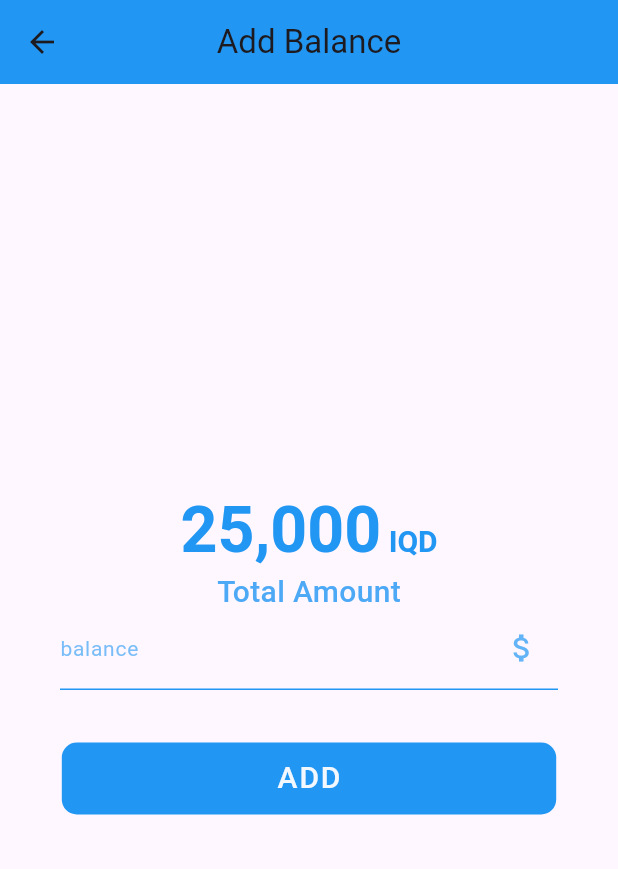
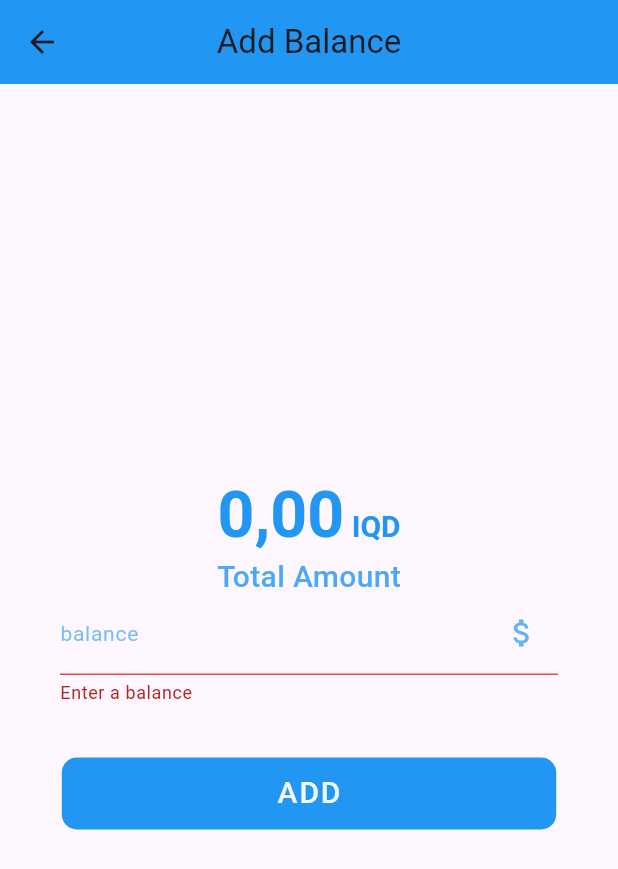
Before and after one commit to e7san99/wallet, a Flutter app: the AddBalancePage screen opened directly, after a tap on "ADD", on a phone screen of 412 x 824 dp. Shown: the top 869 px of the screen. Run offline on Flutter 3.47's test engine with Material 3 defaults, Android fonts, the light colour scheme and no system bars; our stand-ins replace cloud_firestore, equatable, firebase_auth, firebase_core, flutter_bloc, mask_text_input_formatter and 2 more; accounts and stored records are empty; Roboto replaces fonts that are missing (lato).

Commit message:
update balance is done (da3wate mal kak sala7 bwyn)

```diff
--- /dev/null
+++ b/lib/feature/home/cubit/wallet_cubit.dart
@@ -0,0 +1,32 @@
+import 'package:wallet/feature/home/home.dart';
+import 'package:wallet/feature/home/repository/wallet/wallet_repository.dart';
+import 'package:wallet/feature/register/view/view.dart';
+
+part 'wallet_state.dart';
+
+class WalletCubit extends Cubit<WalletState> {
+  WalletRepository walletRepository;
+  WalletCubit(this.walletRepository) : super(const WalletState());
+
+  Future<void> getWallet() async {
+    emit(state.copyWith(isLoading: true));
+
+    final wallet = await walletRepository.getWallet();
+
+    if (wallet != null) {
+      emit(state.copyWith(wallet: wallet, isLoading: false));
+    } else {
+      emit(state.copyWith(isLoading: false, error: 'I cry'));
+    }
+  }
+
+  Future<void> addBalance(num balance) async {
+    emit(state.copyWith(isLoading: true));
+    final success = await walletRepository.updateBalance(balance);
+    if (success) {
+      getWallet();
+    } else {
+      emit(state.copyWith(isLoading: false, error: '=== wallet is null ==='));
+    }
+  }
+}
--- /dev/null
+++ b/lib/feature/home/cubit/wallet_state.dart
@@ -0,0 +1,27 @@
+part of 'wallet_cubit.dart';
+
+class WalletState extends Equatable {
+  final bool isLoading;
+  final Wallet? wallet;
+  final String? error;
+  const WalletState({
+    this.isLoading = false,
+    this.wallet,
+    this.error,
+  });
+
+  WalletState copyWith({
+    bool? isLoading,
+    Wallet? wallet,
+    String? error,
+  }) {
+    return WalletState(
+      isLoading: isLoading ?? this.isLoading,
+      wallet: wallet ?? this.wallet,
+      error: error ?? this.error,
+    );
+  }
+
+  @override
+  List<Object?> get props => [isLoading, wallet, error];
+}
--- a/lib/feature/home/model/wallet.dart
+++ b/lib/feature/home/model/wallet.dart
@@ -1,28 +1,36 @@
 // ignore_for_file: public_member_api_docs, sort_constructors_first
 import 'dart:convert';
 
+import 'package:cloud_firestore/cloud_firestore.dart';
+
 class Wallet {
+  String? uid;
   num? balance;
   Wallet({
-    required this.balance,
+    this.uid,
+    this.balance,
   });
 
   Wallet copyWith({
+    String? uid,
     num? balance,
   }) {
     return Wallet(
+      uid: uid ?? this.uid,
       balance: balance ?? this.balance,
     );
   }
 
   Map<String, dynamic> toMap() {
     return <String, dynamic>{
+      'uid': uid,
       'balance': balance,
     };
   }
 
   factory Wallet.fromMap(Map<String, dynamic> map) {
     return Wallet(
+      uid: map['uid'] != null ? map['uid'] as String : null,
       balance: map['balance'] != null ? map['balance'] as num : null,
     );
   }
@@ -33,15 +41,25 @@ class Wallet {
       Wallet.fromMap(json.decode(source) as Map<String, dynamic>);
 
   @override
-  String toString() => 'Wallet(balance: $balance)';
+  String toString() => 'Wallet(uid: $uid, balance: $balance)';
 
   @override
   bool operator ==(covariant Wallet other) {
     if (identical(this, other)) return true;
 
-    return other.balance == balance;
+    return
+      other.uid == uid &&
+      other.balance == balance;
   }
 
   @override
-  int get hashCode => balance.hashCode;
+  int get hashCode => uid.hashCode ^ balance.hashCode;
+
+  factory Wallet.fromSnapshot(DocumentSnapshot<Map<String, dynamic>> document) {
+    final data = document.data()!;
+    return Wallet(
+       uid: document.id,
+      balance: data['balance'],
+    );
+  }
 }
--- /dev/null
+++ b/lib/feature/home/repository/wallet/wallet_implement.dart
@@ -0,0 +1,40 @@
+import 'package:wallet/feature/home/home.dart';
+import 'package:wallet/feature/home/repository/wallet/wallet_repository.dart';
+import 'package:wallet/feature/register/view/view.dart';
+
+class WalletImplement extends WalletRepository {
+  FirebaseFirestore firebaseFirestore = FirebaseFirestore.instance;
+  FirebaseAuth firebaseAuth = FirebaseAuth.instance;
+  @override
+  Future<bool> updateBalance(num balance) async {
+    final uid = firebaseAuth.currentUser!.uid;
+
+    try {
+      final query = await firebaseFirestore
+          .collection('Balance')
+          .where('uid', isEqualTo: uid)
+          .get();
+
+      await firebaseFirestore
+          .collection('Balance')
+          .doc(query.docs.first.id)
+          .update({'balance': balance});
+
+      return true;
+    } catch (e) {
+      print('===tomething is wrong in AddaAlanceImplement:  $e ===');
+      return false;
+    }
+  }
+
+  @override
+  Future<Wallet?> getWallet() async {
+    final uid = firebaseAuth.currentUser!.uid;
+    final query = await firebaseFirestore
+        .collection('Balance')
+        .where('uid', isEqualTo: uid)
+        .get();
+
+    return Wallet.fromSnapshot(query.docs.first);
+  }
+}
--- /dev/null
+++ b/lib/feature/home/repository/wallet/wallet_repository.dart
@@ -0,0 +1,6 @@
+import 'package:wallet/feature/home/model/wallet.dart';
+
+abstract class WalletRepository {
+  Future<bool> updateBalance(num balance);
+  Future<Wallet?> getWallet();
+}
--- a/lib/feature/home/view/add_balance.dart
+++ b/lib/feature/home/view/add_balance.dart
@@ -1,4 +1,8 @@
+import 'package:wallet/feature/home/cubit/wallet_cubit.dart';
+import 'package:wallet/feature/home/home.dart';
 import 'package:wallet/feature/home/view/view.dart';
+import 'package:wallet/feature/register/view/view.dart';
+import 'package:wallet/main/main_export.dart';
 
 class AddBalancePage extends StatefulWidget {
   const AddBalancePage({super.key});
@@ -24,7 +28,8 @@ class _AddBalancePageState extends State<AddBalancePage> {
           children: [
             RichText(
               text: TextSpan(
-                text: '25,000', //provider!.balance.toString()
+                text:
+                    '0,00', //'${context.watch<WalletCubit>().state.wallet?.balance ?? 0}', //provider!.balance.toString()
                 style: TextStyle(
                   color: backgroundColor,
                   fontSize: 43,
@@ -50,7 +55,9 @@ class _AddBalancePageState extends State<AddBalancePage> {
                 height: 1,
               ),
             ),
-            OwnTextFormField(
+            Form(
+              key: formKey,
+              child: OwnTextFormField(
                 label: 'balance',
                 keyboardType: TextInputType.phone,
                 isNumber: <TextInputFormatter>[
@@ -58,9 +65,7 @@ class _AddBalancePageState extends State<AddBalancePage> {
                 ],
                 icon: Icons.attach_money,
                 onSaved: (value) {
-                setState(() {
                   balance = value;
-                });
                 },
                 validator: (value) {
                   if (value!.isEmpty) {
@@ -69,10 +74,16 @@ class _AddBalancePageState extends State<AddBalancePage> {
                   return null;
                 },
               ),
+            ),
             const SizedBox(
               height: 10,
             ),
-            OwnButton(
+            BlocSelector<WalletCubit, WalletState, bool>(
+              selector: (state) {
+                return state.isLoading;
+              },
+              builder: (context, state) {
+                return OwnButton(
                   textButton: Text(
                     'ADD',
                     style: TextStyle(
@@ -82,9 +93,20 @@ class _AddBalancePageState extends State<AddBalancePage> {
                       letterSpacing: 1.2,
                     ),
                   ),
-              onPressed: () {},
+                  onPressed: state
+                      ? null
+                      : () {
+                          if (!formKey.currentState!.validate()) return;
+                          formKey.currentState!.save();
+                          context
+                              .read<WalletCubit>()
+                              .addBalance(num.parse(balance!));
+                          print("balance: ${num.parse(balance!)}");
+                        },
                   backgroundColor: backgroundColor,
                   foregroundColor: foregroundColor,
+                );
+              },
             ),
           ],
         ),
--- a/lib/feature/home/view/home_page.dart
+++ b/lib/feature/home/view/home_page.dart
@@ -1,3 +1,4 @@
+import 'package:wallet/feature/home/cubit/wallet_cubit.dart';
 import 'package:wallet/feature/home/widget/widget.dart';
 import 'package:wallet/feature/home/view/view.dart';
 import 'package:wallet/feature/register/register.dart';
@@ -10,12 +11,14 @@ class HomePage extends StatefulWidget {
 }
 
 class _HomePageState extends State<HomePage> {
-    @override
+  @override
   void initState() {
     super.initState();
     context.read<UserCubit>().getUserData();
     context.read<UserCubit>().getListOfUserData();
+    context.read<WalletCubit>().getWallet();
   }
+
   final formKey = GlobalKey<FormState>();
   List<String> titles = [
     'ADD BALANCE',
--- a/lib/feature/home/widget/wallet_container.dart
+++ b/lib/feature/home/widget/wallet_container.dart
@@ -1,3 +1,4 @@
+import 'package:wallet/feature/home/cubit/wallet_cubit.dart';
 import 'package:wallet/feature/home/widget/widget.dart';
 
 class WalletContainer extends StatefulWidget {
@@ -10,7 +11,6 @@ class WalletContainer extends StatefulWidget {
 }
 
 class _WalletContainerState extends State<WalletContainer> {
-
   @override
   Widget build(BuildContext context) {
     return Padding(
@@ -72,9 +72,14 @@ class _WalletContainerState extends State<WalletContainer> {
                         fontSize: 16,
                       ),
                     ),
-                    RichText(
+                    BlocSelector<WalletCubit, WalletState, num?>(
+                      selector: (state) {
+                        return state.wallet?.balance;
+                      },
+                      builder: (context, balance) {
+                        return RichText(
                           text: TextSpan(
-                        text: '25,000',
+                            text: balance?.toString() ?? '0',
                             style: const TextStyle(
                               color: Colors.white,
                               fontSize: 25,
@@ -88,6 +93,8 @@ class _WalletContainerState extends State<WalletContainer> {
                                       fontSize: 10, color: foregroundColor)),
                             ],
                           ),
+                        );
+                      },
                     ),
                   ],
                 ),
--- a/lib/feature/register/repository/auth/auth_implement.dart
+++ b/lib/feature/register/repository/auth/auth_implement.dart
@@ -1,8 +1,11 @@
+import 'package:wallet/feature/home/home.dart';
 import 'package:wallet/feature/register/repository/repository.dart';
 
 class AuthImplement extends AuthRepository {
   final FirebaseAuth firebaseAuth = FirebaseAuth.instance;
   final FirebaseFirestore _db = FirebaseFirestore.instance;
+  // Wallet wallet;
+  AuthImplement();
 
   @override
   Future<MyUser?> createUser(MyUser myUser, String password) async {
@@ -11,7 +14,12 @@ class AuthImplement extends AuthRepository {
           await firebaseAuth.createUserWithEmailAndPassword(
               email: myUser.email!, password: password);
       myUser = myUser.copyWith(uid: userCredential.user!.uid);
+
       await _db.collection('Userr').add(myUser.toMap());
+      await _db.collection('Balance').add({
+        'uid': myUser.uid,
+        'balance' : '0',
+      });
 
       return myUser;
     } catch (e) {
--- a/lib/feature/register/view/signin.dart
+++ b/lib/feature/register/view/signin.dart
@@ -25,6 +25,7 @@ class _SigninPageState extends State<SigninPage> {
               content: Text('Login'),
             ),
           );
+
           Navigator.pushReplacement(
               context,
               MaterialPageRoute(
@@ -195,6 +196,7 @@ class _SigninPageState extends State<SigninPage> {
                                             final user = await context
                                                 .read<UserCubit>()
                                                 .signin(email!, password!);
+                                                HapticFeedback.heavyImpact();
                                             if (user == null) {
                                               if (!mounted) {
                                                 return;
--- a/lib/feature/register/view/signup.dart
+++ b/lib/feature/register/view/signup.dart
@@ -217,6 +217,7 @@ class _SignupPageState extends State<SignupPage> {
                                                     email: email,
                                                   ),
                                                 );
+                                                HapticFeedback.heavyImpact();
                                           }
                                         },
                                   backgroundColor: backgroundColor,
```
Also changed, not shown: lib/feature/register/model/user.dart (+3 -17 lines), lib/main/my_app.dart (+8 -1 lines), 1 other file. Lines whose indentation alone changed are shown as unchanged.
